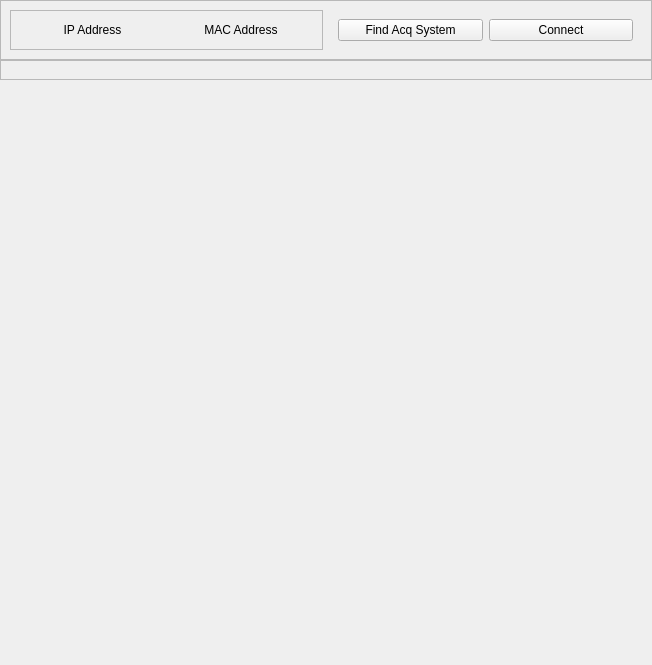
Before: the Qt Designer form src/applications/mne_scan/plugins/fieldline/formfiles/fieldline_view.ui in mne-tools/mne-cpp, drawn with Qt 5.
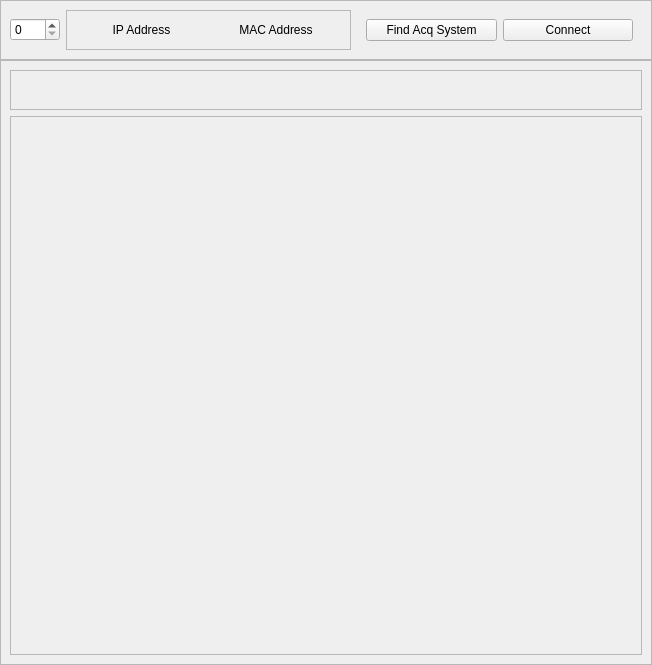
After: the same form once the commit is applied.

Diff of the .ui file:
```diff
--- a/src/applications/mne_scan/plugins/fieldline/formfiles/fieldline_view.ui
+++ b/src/applications/mne_scan/plugins/fieldline/formfiles/fieldline_view.ui
@@ -62,6 +62,16 @@
       <enum>QFrame::Raised</enum>
      </property>
      <layout class="QHBoxLayout" name="horizontalLayout">
+      <item>
+       <widget class="QSpinBox" name="numChassisSpinBox">
+        <property name="maximumSize">
+         <size>
+          <width>50</width>
+          <height>16777215</height>
+         </size>
+        </property>
+       </widget>
+      </item>
       <item>
        <widget class="QFrame" name="ipMacFrame">
         <property name="enabled">
@@ -227,11 +237,43 @@
      <property name="frameShadow">
       <enum>QFrame::Raised</enum>
      </property>
-     <layout class="QVBoxLayout" name="verticalLayout_3"/>
+     <layout class="QVBoxLayout" name="verticalLayout_3">
+      <item>
+       <widget class="QFrame" name="acqSystemTopButtonsFrame">
+        <property name="frameShape">
+         <enum>QFrame::StyledPanel</enum>
+        </property>
+        <property name="frameShadow">
+         <enum>QFrame::Raised</enum>
+        </property>
+        <layout class="QHBoxLayout" name="horizontalLayout_4">
+         <item>
+          <spacer name="horizontalSpacer">
+           <property name="orientation">
+            <enum>Qt::Horizontal</enum>
+           </property>
+           <property name="sizeHint" stdset="0">
+            <size>
+             <width>597</width>
+             <height>20</height>
+            </size>
+           </property>
+          </spacer>
+         </item>
+        </layout>
     </widget>
    </item>
    <item>
-    <spacer name="verticalSpacer">
+       <widget class="QFrame" name="chassisRackFrame">
+        <property name="frameShape">
+         <enum>QFrame::StyledPanel</enum>
+        </property>
+        <property name="frameShadow">
+         <enum>QFrame::Raised</enum>
+        </property>
+        <layout class="QVBoxLayout" name="verticalLayout_4">
+         <item>
+          <spacer name="verticalSpacer_2">
      <property name="orientation">
       <enum>Qt::Vertical</enum>
      </property>
@@ -242,6 +284,12 @@
       </size>
      </property>
     </spacer>
+         </item>
+        </layout>
+       </widget>
+      </item>
+     </layout>
+    </widget>
    </item>
   </layout>
  </widget>
```
Left out of the diff: 8 changed lines with no effect on the pictures. Lines whose indentation alone changed are shown as unchanged.
